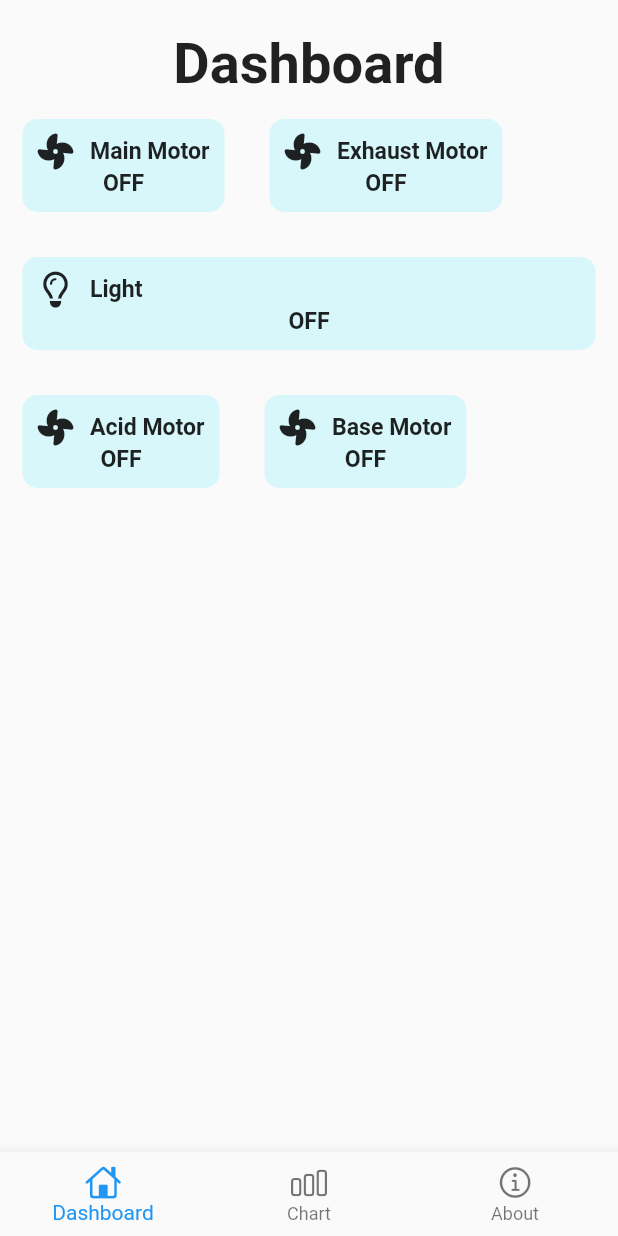
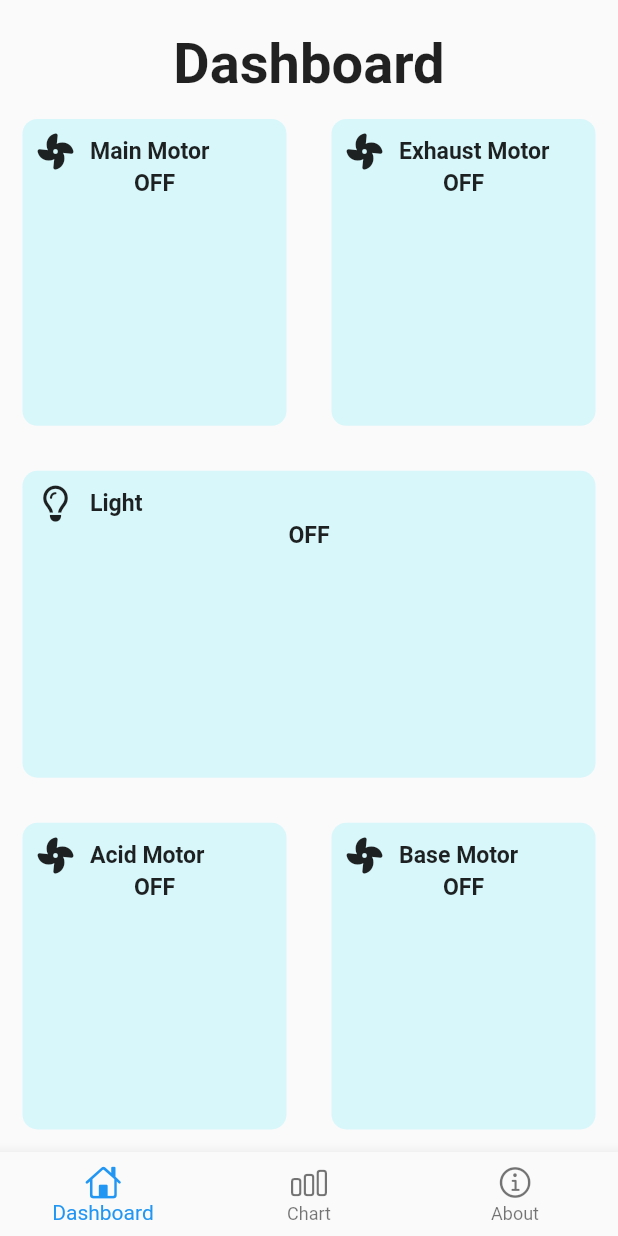
Before and after one commit to rishav-singh-0/hydroponics_app, a Flutter app: the screen it shows after launch, on a phone screen of 412 x 824 dp. Run offline on Flutter 3.47's test engine with Material 2 defaults, Android fonts, the phone set to English and light mode, and no system bars; our stand-ins replace cloud_firestore, firebase_core, firebase_database, flutter_screenutil, font_awesome_flutter, get and 1 more; accounts and stored records are empty.

Commit message:
changed layout

```diff
--- a/lib/views/dashboard_page.dart
+++ b/lib/views/dashboard_page.dart
@@ -12,8 +12,7 @@ class DashboardPage extends StatelessWidget {
   @override
   Widget build(BuildContext context) {
     return Scaffold(
-      body: ListView(physics: const BouncingScrollPhysics(), children: [
-        Padding(
+      body: Padding(
         padding: EdgeInsets.only(
           top: 20.h,
         ),
@@ -23,14 +22,15 @@ class DashboardPage extends StatelessWidget {
             if (actuators.isBlank == null) {
               return const Text("Loading");
             }
-              return Column(
+            return Column(children: [
+              Text("Dashboard",
+                  style:
+                      TextStyle(fontSize: 34.w, fontWeight: FontWeight.bold)),
+              Expanded(
+                  child: Row(
                 children: [
-                  Text("Dashboard",
-                      style: TextStyle(
-                          fontSize: 34.w, fontWeight: FontWeight.bold)),
-                  Row(
-                    children: [
-                      ControlCard(
+                  Expanded(
+                    child: ControlCard(
                       label: "Main Motor",
                       cardIcon: FontAwesomeIcons.fan,
                       currentValue: checkOnOff(actuators.motorMain),
@@ -39,7 +39,9 @@ class DashboardPage extends StatelessWidget {
                         actuatorController.updateActuator();
                       },
                     ),
-                      ControlCard(
+                  ),
+                  Expanded(
+                    child: ControlCard(
                       label: "Exhaust Motor",
                       cardIcon: FontAwesomeIcons.fan,
                       currentValue: checkOnOff(actuators.motorExhaust),
@@ -47,10 +49,12 @@ class DashboardPage extends StatelessWidget {
                         actuators.motorExhaust = !actuators.motorExhaust;
                         actuatorController.updateActuator();
                       },
+                    ),
                   )
                 ],
-                  ),
-                  ControlCard(
+              )),
+              Expanded(
+                child: ControlCard(
                   label: "Light",
                   cardIcon: FontAwesomeIcons.lightbulb,
                   currentValue: checkOnOff(actuators.light),
@@ -64,9 +68,12 @@ class DashboardPage extends StatelessWidget {
                     return actuatorController.updateActuator();
                   },
                 ),
-                  Row(
+              ),
+              Expanded(
+                  child: Row(
                 children: [
-                      ControlCard(
+                  Expanded(
+                    child: ControlCard(
                       label: "Acid Motor",
                       cardIcon: FontAwesomeIcons.fan,
                       currentValue: checkOnOff(actuators.motorAcid),
@@ -79,7 +86,9 @@ class DashboardPage extends StatelessWidget {
                         actuatorController.updateActuator();
                       },
                     ),
-                      ControlCard(
+                  ),
+                  Expanded(
+                    child: ControlCard(
                       label: "Base Motor",
                       cardIcon: FontAwesomeIcons.fan,
                       currentValue: checkOnOff(actuators.motorBase),
@@ -92,14 +101,13 @@ class DashboardPage extends StatelessWidget {
                         actuatorController.updateActuator();
                       },
                     ),
+                  )
                 ],
-                  ),
-                ],
-              );
+              )),
+            ]);
           },
         ),
       ),
-      ]),
     );
   }
 }
```
Lines whose indentation alone changed are shown as unchanged.
